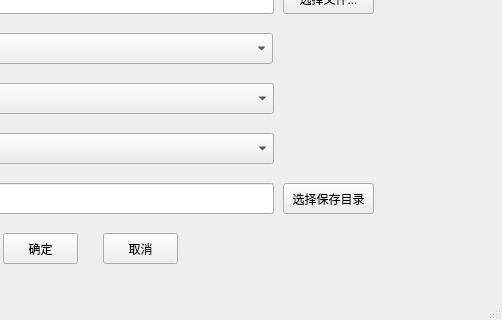
Old version of the form mainwindow.ui in the repository ainiaa/splitExcel; both pictures show x 207 to 709 and y 134 to 454 of the 709 by 454 pixel window.
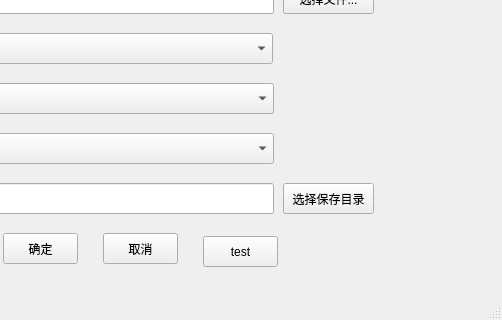
New version of the form. Icons and pictures are not drawn.

```diff
--- a/mainwindow.ui
+++ b/mainwindow.ui
@@ -237,6 +237,19 @@
      <set>Qt::AlignCenter</set>
     </property>
    </widget>
+   <widget class="QPushButton" name="cancelPushButton_2">
+    <property name="geometry">
+     <rect>
+      <x>410</x>
+      <y>330</y>
+      <width>75</width>
+      <height>31</height>
+     </rect>
+    </property>
+    <property name="text">
+     <string>test</string>
+    </property>
+   </widget>
   </widget>
   <widget class="QMenuBar" name="menuBar">
    <property name="geometry">
```
